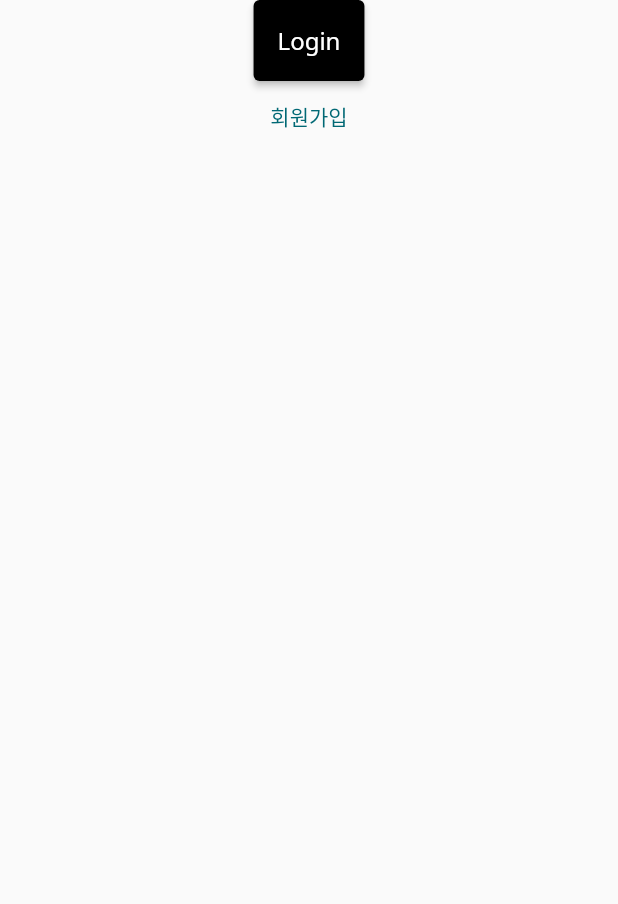
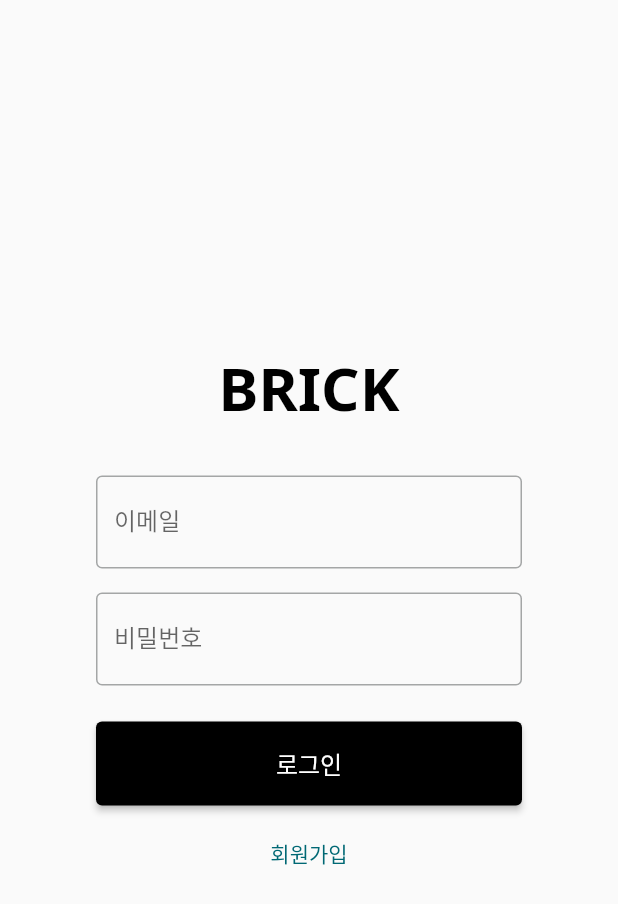
Before and after one commit to imimtu/Brick-Front, a Flutter app: the screen it shows after launch, on a phone screen of 412 x 824 dp. Shown: the top 904 px of the screen. Run offline on Flutter 3.47's test engine with Material 2 defaults, Android fonts, the light colour scheme and no system bars; our stand-ins replace flutter_dotenv, go_router, google_fonts, shared_preferences; missing offline and left inert: just_util.

```diff
--- a/lib/src/app/pages/login/login.dart
+++ b/lib/src/app/pages/login/login.dart
@@ -1,6 +1,9 @@
+import 'package:brick/src/app/app.dart';
 import 'package:brick/src/app/pages/home/home.dart';
 import 'package:brick/src/app/pages/signup/signup.dart';
 import 'package:brick/src/app/providers/auth_provider.dart';
+import 'package:brick/src/app/styles/ddl/ddl.dart';
+import 'package:brick/src/util/brick_logger.dart';
 import 'package:flutter/material.dart';
 import 'package:go_router/go_router.dart';
 import 'package:provider/provider.dart';
@@ -16,14 +19,101 @@ class Login extends StatefulWidget {
 }
 
 class _LoginState extends State<Login> {
+  final Key _formKey = GlobalKey<FormState>();
+
+  final TextEditingController emailTextCtrl = TextEditingController();
+  final TextEditingController passwordTextCtrl = TextEditingController();
+
   @override
   Widget build(BuildContext context) {
-    return SafeArea(
+    double bodyWidth = 300;
+
+    double gapUnit = 8;
+
+    var brightness = MediaQuery.of(context).platformBrightness;
+    bool isDarkMode = brightness == Brightness.dark;
+    Color textColor = BrickColors.black;
+
+    if (isDarkMode) {
+      textColor = BrickColors.white;
+    }
+
+    return WillPopScope(
+      onWillPop: () async {
+        // Android 뒤로가기 버튼 무효 처리.
+        return false;
+      },
       child: Scaffold(
         body: Center(
+          child: Form(
+            autovalidateMode: AutovalidateMode.onUserInteraction,
+            key: _formKey,
+            child: Container(
+              width: bodyWidth,
+              padding: EdgeInsets.all(gapUnit),
               child: Column(
+                mainAxisSize: MainAxisSize.max,
+                mainAxisAlignment: MainAxisAlignment.center,
+                crossAxisAlignment: CrossAxisAlignment.center,
                 children: [
-              ElevatedButton(
+                  Text(
+                    App.title,
+                    style: Theme.of(context).textTheme.headlineLarge!.copyWith(
+                        fontWeight: FontWeight.w700, color: textColor),
+                  ),
+                  SizedBox(
+                    height: gapUnit * 4,
+                  ),
+
+                  // 이메일
+                  TextFormField(
+                    controller: emailTextCtrl,
+                    keyboardType: TextInputType.emailAddress,
+                    decoration: const InputDecoration(
+                      labelText: "이메일",
+                      border: OutlineInputBorder(),
+                      focusedBorder: OutlineInputBorder(),
+                    ),
+                    onFieldSubmitted: (value) {
+                      BrickLogger()
+                          .info(msg: 'email - onFieldSubmitted // $value');
+                    },
+                    validator: (value) {
+                      if (value == null || value == '') {
+                        return '이메일을 입력해주세요.';
+                      }
+
+                      return null;
+                    },
+                  ),
+                  SizedBox(height: gapUnit * 2),
+
+                  // 비밀번호
+                  TextFormField(
+                    controller: passwordTextCtrl,
+                    keyboardType: TextInputType.visiblePassword,
+                    decoration: const InputDecoration(
+                      labelText: "비밀번호",
+                      border: OutlineInputBorder(),
+                      focusedBorder: OutlineInputBorder(),
+                    ),
+                    onFieldSubmitted: (value) {
+                      BrickLogger()
+                          .info(msg: 'password - onFieldSubmitted // $value');
+                    },
+                    validator: (value) {
+                      if (value == null || value == '') {
+                        return '비밀번호를 입력해주세요.';
+                      }
+
+                      return null;
+                    },
+                  ),
+                  SizedBox(height: gapUnit * 3),
+
+                  SizedBox(
+                    width: bodyWidth,
+                    child: ElevatedButton(
                       onPressed: () {
                         Provider.of<AuthProvider>(context, listen: false)
                             .login()
@@ -31,11 +121,14 @@ class _LoginState extends State<Login> {
                           context.go(Home.path);
                         });
                       },
-                child: const Text("Login"),
+                      child: const Text("로그인"),
                     ),
+                  ),
+                  SizedBox(height: gapUnit),
+
                   TextButton(
                     onPressed: () {
-                  context.go(SignUp.path);
+                      context.push(SignUp.path);
                     },
                     child: const Text("회원가입"),
                   ),
@@ -43,6 +136,8 @@ class _LoginState extends State<Login> {
               ),
             ),
           ),
+        ),
+      ),
     );
   }
 }
```
Lines whose indentation alone changed are shown as unchanged.
